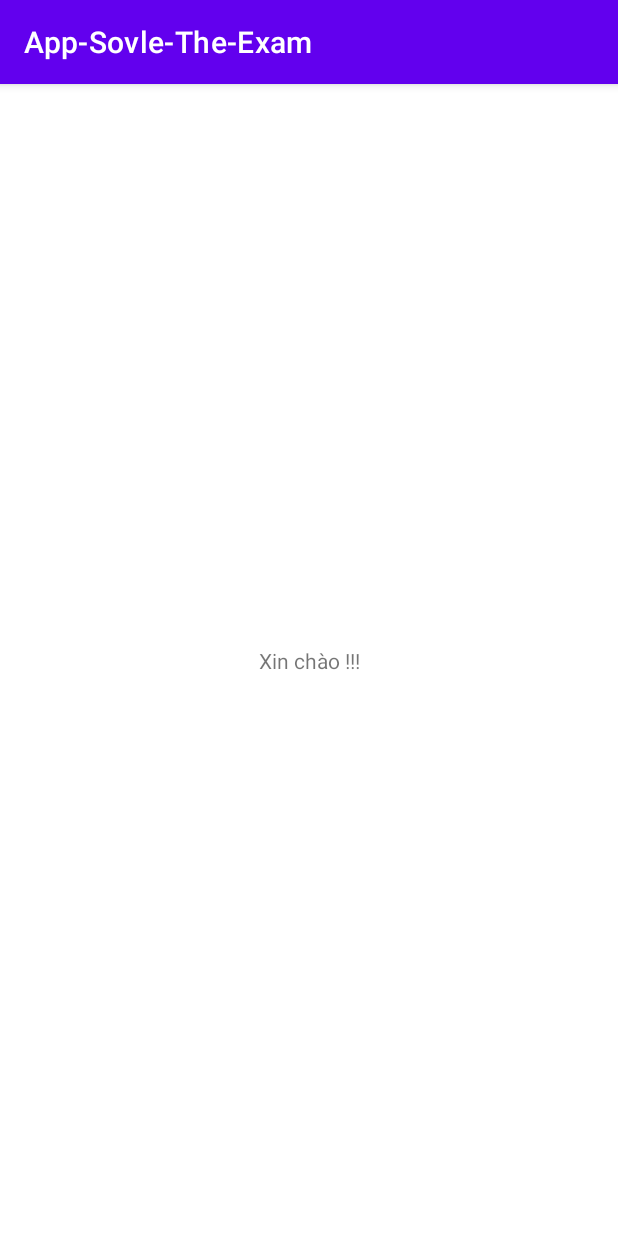
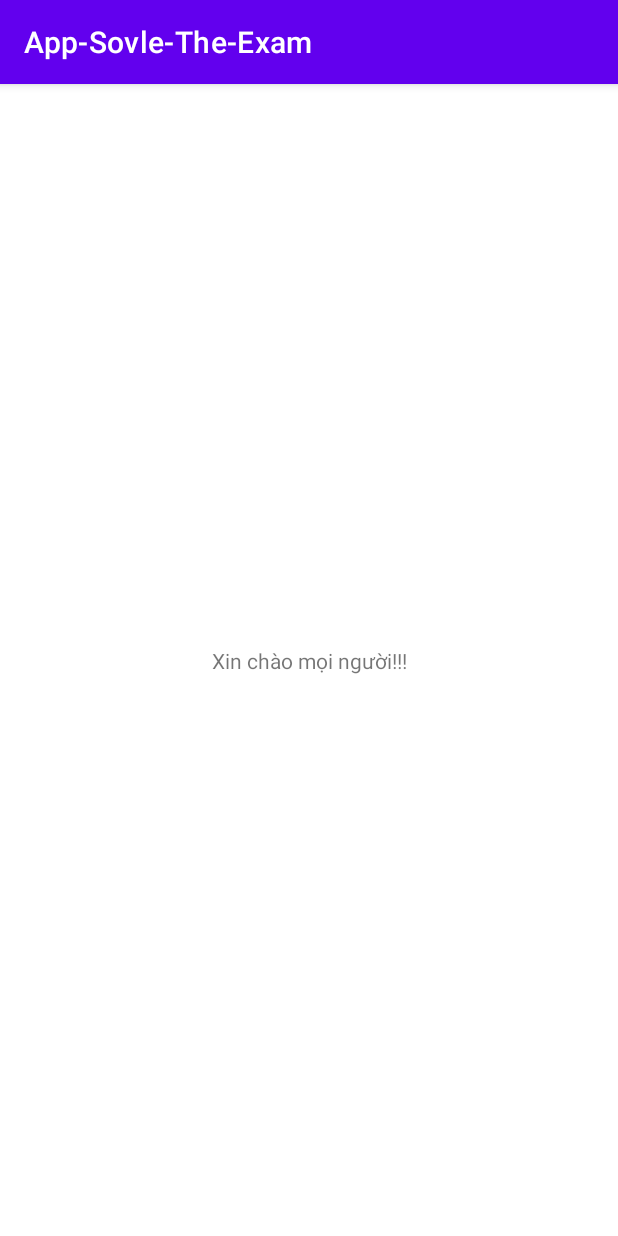
Before and after one commit to VTrng1/App-Solve-The-Exam, an Android app: the screen it shows after launch (MainActivity), on a phone screen of 412 x 824 dp. Run offline under Robolectric (Android 15) with nearby library versions, the phone set to English and light mode, and no system bars.

Commit message:
try uploading by Tran Cong Thang part 1

```diff
--- a/app/src/main/res/layout/activity_main.xml
+++ b/app/src/main/res/layout/activity_main.xml
@@ -9,7 +9,7 @@
     <TextView
         android:layout_width="wrap_content"
         android:layout_height="wrap_content"
-        android:text="Xin chào !!!"
+        android:text="Xin chào mọi người!!!"
         app:layout_constraintBottom_toBottomOf="parent"
         app:layout_constraintLeft_toLeftOf="parent"
         app:layout_constraintRight_toRightOf="parent"
```
